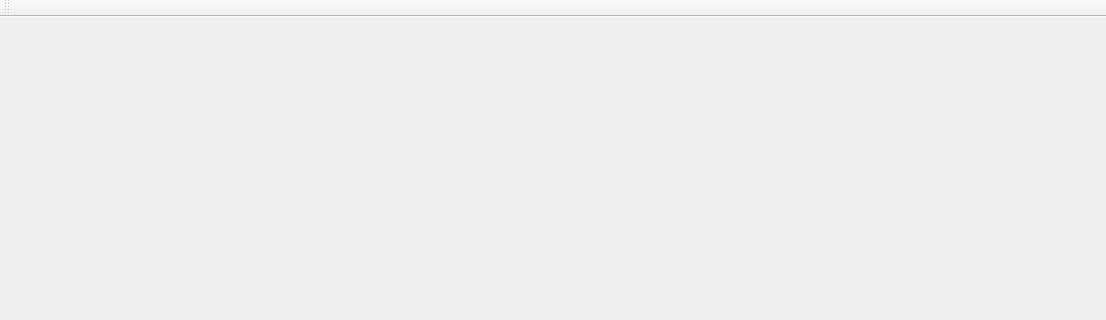
Old version of the form src/mainwindow.ui in the repository rbaker26/BigBlueBox; both pictures show x 0 to 1106 and y 0 to 320 of the 1106 by 663 pixel window.
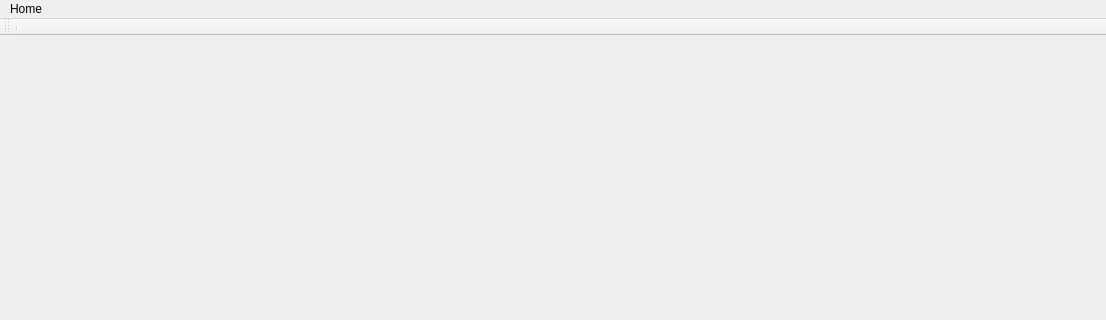
New version of the form.

```diff
--- a/src/mainwindow.ui
+++ b/src/mainwindow.ui
@@ -23,6 +23,12 @@
      <height>21</height>
     </rect>
    </property>
+   <widget class="QMenu" name="menuHome">
+    <property name="title">
+     <string>Home</string>
+    </property>
+   </widget>
+   <addaction name="menuHome"/>
   </widget>
   <widget class="QToolBar" name="mainToolBar">
    <attribute name="toolBarArea">
@@ -31,6 +37,7 @@
    <attribute name="toolBarBreak">
     <bool>false</bool>
    </attribute>
+   <addaction name="separator"/>
   </widget>
   <widget class="QStatusBar" name="statusBar"/>
  </widget>
```
